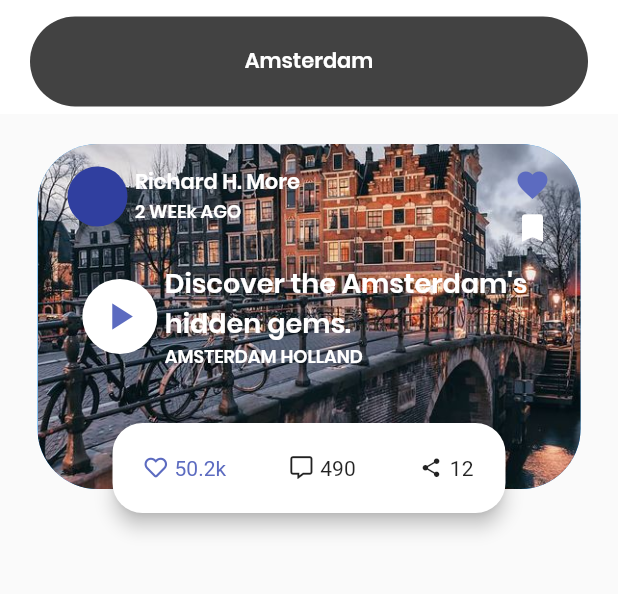
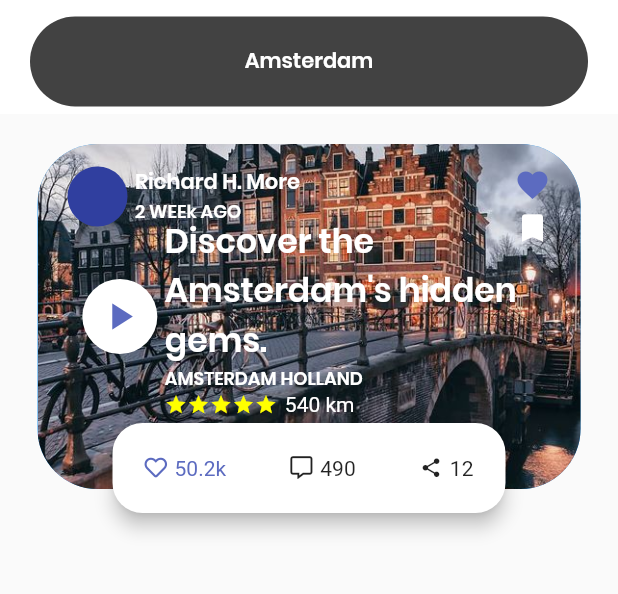
Before and after one commit to alfonsovgs/traveling_app, a Flutter app: the screen it shows after launch, on a phone screen of 412 x 824 dp, the part 90-684 px from its top. Run offline on Flutter 3.47's test engine with Material 2 defaults, Android fonts, the phone set to English and light mode, and no system bars; our stand-ins replace font_awesome_flutter.

Commit message:
Design card completed

```diff
--- a/lib/src/widgets/card_view.dart
+++ b/lib/src/widgets/card_view.dart
@@ -68,9 +68,9 @@ class _ContentCard extends StatelessWidget {
   }
 
   Widget _buildContentInfo(BuildContext context) {
-    var style = Theme.of(context).textTheme.title.copyWith(fontSize: 18.0, color: Colors.white);
+    var style = Theme.of(context).textTheme.title.copyWith(fontSize: 22.0, color: Colors.white);
     var styleCountry = Theme.of(context).textTheme.display1.copyWith(color: Colors.white);
-    double c_width = MediaQuery.of(context).size.width * 0.6;
+    double cWidth = MediaQuery.of(context).size.width * 0.6;
 
     return Container(
       child: Row(
@@ -87,13 +87,24 @@ class _ContentCard extends StatelessWidget {
           ),
           SizedBox(width: 5),
           Container(
-            width: c_width,
+            width: cWidth,
             child: Column(
               mainAxisAlignment: MainAxisAlignment.center,
               crossAxisAlignment: CrossAxisAlignment.start,
               children: <Widget>[
                 Text("Discover the Amsterdam's hidden gems.", style: style),
                 Text("AMSTERDAM HOLLAND", style: styleCountry),
+                Row(
+                  children: <Widget>[
+                    Icon(Icons.star, color: Colors.yellowAccent, size: 15),
+                    Icon(Icons.star, color: Colors.yellowAccent, size: 15),
+                    Icon(Icons.star, color: Colors.yellowAccent, size: 15),
+                    Icon(Icons.star, color: Colors.yellowAccent, size: 15),
+                    Icon(Icons.star, color: Colors.yellowAccent, size: 15),
+                    SizedBox(width: 5),
+                    Text("540 km", style: TextStyle(color: Colors.white)),
+                  ],
+                )
               ],
             ),
           )
```
